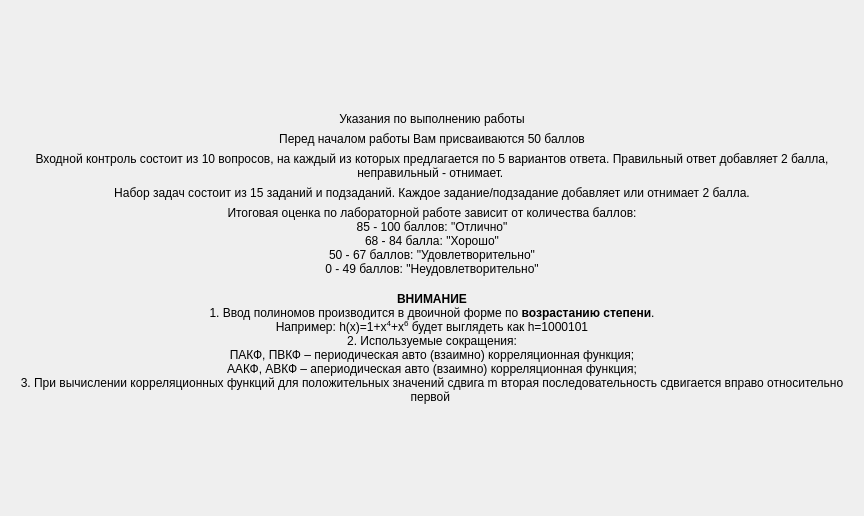
Before: the Qt Designer form screen/screendescription.ui in bukhmastov/kpsp, drawn with Qt 5.
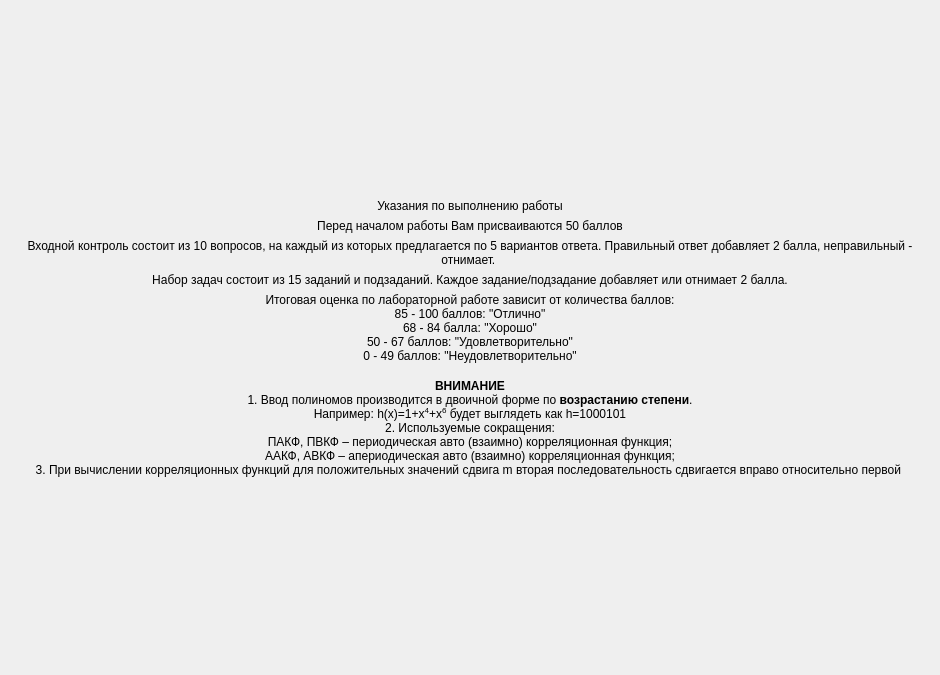
After: the same form once the commit is applied.

Patch:
```diff
--- a/screen/screendescription.ui
+++ b/screen/screendescription.ui
@@ -6,8 +6,8 @@
    <rect>
     <x>0</x>
     <y>0</y>
-    <width>864</width>
-    <height>516</height>
+    <width>940</width>
+    <height>675</height>
    </rect>
   </property>
   <property name="windowTitle">
```
Left out of the diff: 12 changed lines with no effect on the pictures.
